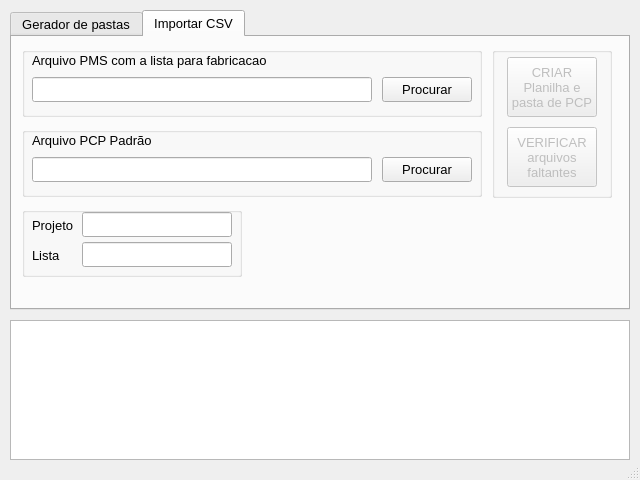
Before: the Qt Designer form PastaPCP/GUI_Interface.ui in fernando-esantos/PCP-Fabricacao, drawn with Qt 5.
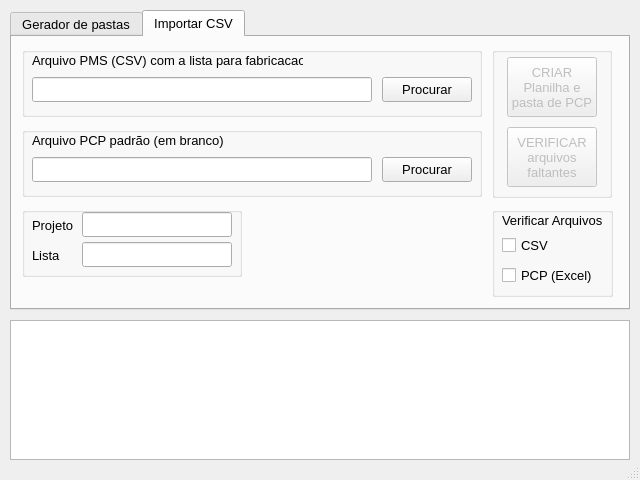
After: the same form once the commit is applied. The open tabs and pages were chosen to show the change.

The edit to the form file:
```diff
--- a/PastaPCP/GUI_Interface.ui
+++ b/PastaPCP/GUI_Interface.ui
@@ -525,7 +525,7 @@
         </rect>
        </property>
        <property name="text">
-        <string>Arquivo PMS com a lista para fabricacao</string>
+        <string>Arquivo PMS (CSV) com a lista para fabricacao</string>
        </property>
       </widget>
       <widget class="QPushButton" name="pushButton_ArquivoPMS">
@@ -580,7 +580,7 @@
         </rect>
        </property>
        <property name="text">
-        <string>Arquivo PCP Padrão</string>
+        <string>Arquivo PCP padrão (em branco)</string>
        </property>
       </widget>
       <widget class="QPushButton" name="pushButton_ArquivoPCPPadrao">
@@ -760,6 +760,70 @@
        </property>
       </widget>
      </widget>
+     <widget class="QGroupBox" name="GrupoOpcaoVerificar">
+      <property name="enabled">
+       <bool>true</bool>
+      </property>
+      <property name="geometry">
+       <rect>
+        <x>480</x>
+        <y>170</y>
+        <width>121</width>
+        <height>90</height>
+       </rect>
+      </property>
+      <property name="title">
+       <string/>
+      </property>
+      <widget class="QLabel" name="label_OpcaoVerificar">
+       <property name="enabled">
+        <bool>true</bool>
+       </property>
+       <property name="geometry">
+        <rect>
+         <x>10</x>
+         <y>5</y>
+         <width>130</width>
+         <height>16</height>
+        </rect>
+       </property>
+       <property name="text">
+        <string>Verificar Arquivos</string>
+       </property>
+      </widget>
+      <widget class="QCheckBox" name="checkBox_CSV">
+       <property name="geometry">
+        <rect>
+         <x>10</x>
+         <y>30</y>
+         <width>101</width>
+         <height>17</height>
+        </rect>
+       </property>
+       <property name="text">
+        <string>CSV</string>
+       </property>
+       <property name="checked">
+        <bool>false</bool>
+       </property>
+      </widget>
+      <widget class="QCheckBox" name="checkBox_PCP">
+       <property name="enabled">
+        <bool>true</bool>
+       </property>
+       <property name="geometry">
+        <rect>
+         <x>10</x>
+         <y>60</y>
+         <width>120</width>
+         <height>17</height>
+        </rect>
+       </property>
+       <property name="text">
+        <string>PCP (Excel)</string>
+       </property>
+      </widget>
+     </widget>
     </widget>
    </widget>
    <widget class="QTextEdit" name="StatusPanel">
```
Left out of the diff: 25 changed lines with no effect on the pictures.
